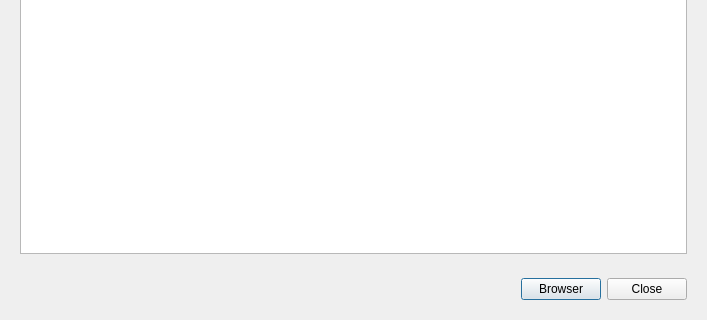
The window that qiperfc/src/dlgrecord.ui (coolshou/qiperf) describes before a commit, drawn with Qt 5; both pictures show x 0 to 707 and y 181 to 501 of the 707 by 501 pixel window.
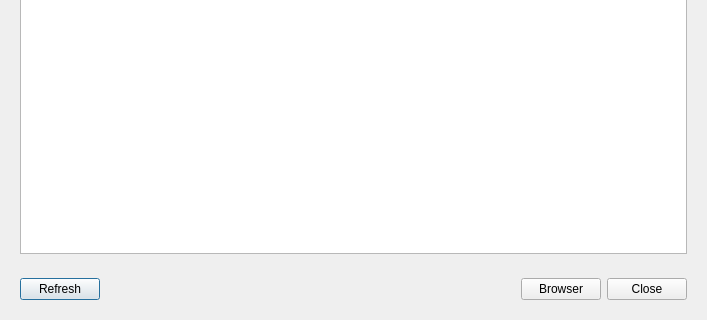
The same window after the commit. Icons and pictures are not drawn.

Commit message: fix show some file's size=0, but the file do have data

What changed in the file:
```diff
--- a/qiperfc/src/dlgrecord.ui
+++ b/qiperfc/src/dlgrecord.ui
@@ -37,6 +37,13 @@
    <item>
     <widget class="QWidget" name="widget_2" native="true">
      <layout class="QHBoxLayout" name="horizontalLayout_2">
+      <item>
+       <widget class="QPushButton" name="pbRefresh">
+        <property name="text">
+         <string>Refresh</string>
+        </property>
+       </widget>
+      </item>
       <item>
        <spacer name="horizontalSpacer">
         <property name="orientation">
```
Left out of the diff: 4 changed lines with no effect on the pictures. The commit also changes 1 other file.
